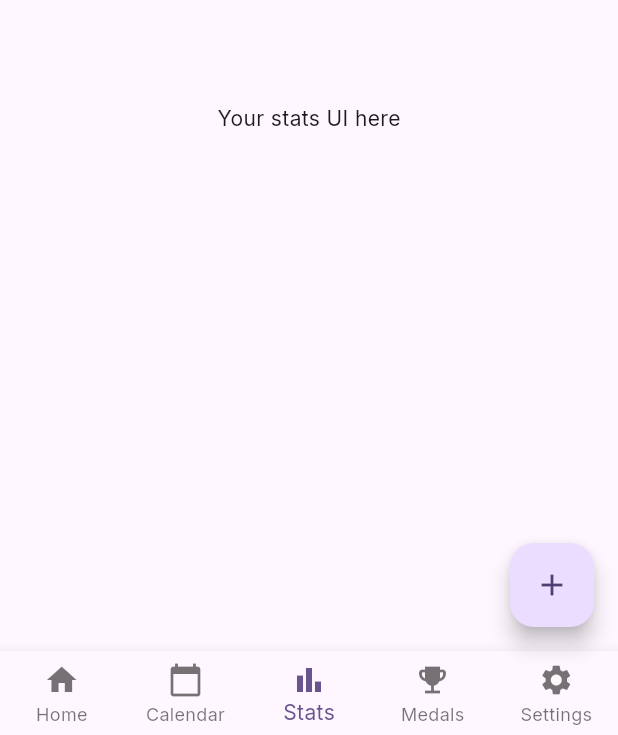
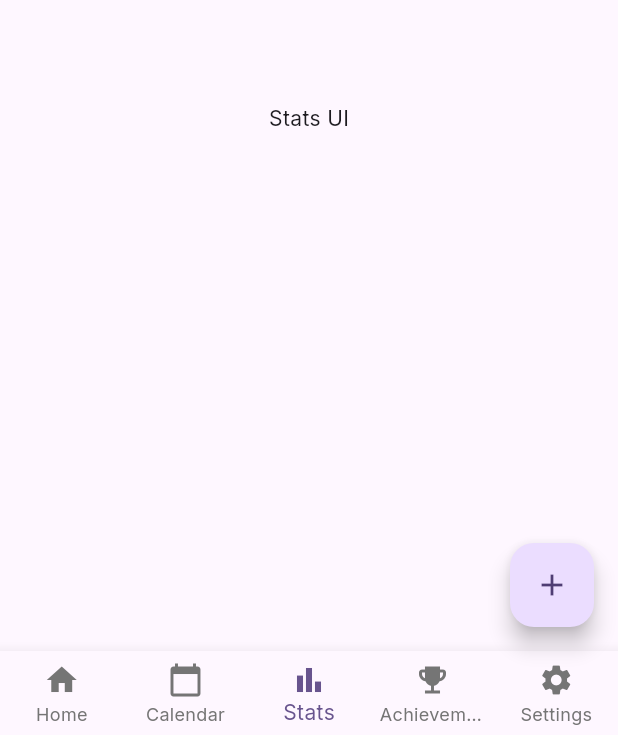
Before and after one commit to NoobDev11/goodnames12, a Flutter app: the screen it shows after launch, item 3 of the bottom bar chosen, on a phone screen of 412 x 824 dp. Shown: the part 498-1233 px from the top of the screen. Run offline on Flutter 3.47's test engine with Material 3 defaults, Android fonts, the phone set to English and light mode, and no system bars; our stand-ins replace flutter_local_notifications, google_fonts, shared_preferences, timezone.

Commit message:
Update home_screen.dart

```diff
--- a/lib/screens/home_screen.dart
+++ b/lib/screens/home_screen.dart
@@ -2,6 +2,7 @@ import 'package:flutter/material.dart';
 import 'package:provider/provider.dart';
 import '../providers/habit_provider.dart';
 import '../models/habit.dart';
+import '../widgets/floating_navbar.dart';  // Import your FloatingNavbar widget here
 
 class HomeTab extends StatelessWidget {
   const HomeTab({super.key});
@@ -52,7 +53,7 @@ class HomeTab extends StatelessWidget {
         final bool isDone = habitProvider.isHabitCompletedToday(habit.id);
 
         return Card(
-          margin: const EdgeInsets.symmetric(vertical: 8),
+          margin: const EdgeInsets.symmetric(vertical: 7),
           elevation: 4,
           child: ListTile(
             leading: CircleAvatar(
@@ -61,14 +62,14 @@ class HomeTab extends StatelessWidget {
             ),
             title: Text(
               habit.name,
-              style: const TextStyle(fontWeight: FontWeight.bold, fontSize: 16),
+              style: const TextStyle(fontWeight: FontWeight.bold, fontSize: 17),
             ),
             subtitle: habit.reminderTime != null
                 ? Row(
                     mainAxisSize: MainAxisSize.min,
                     children: [
                       const Icon(Icons.alarm, size: 16, color: Colors.deepPurple),
-                      const SizedBox(width: 5),
+                      const SizedBox(width: 4),
                       Text(_formatTime(habit.reminderTime)!,
                           style: const TextStyle(color: Colors.deepPurple)),
                     ],
@@ -80,11 +81,11 @@ class HomeTab extends StatelessWidget {
               },
               child: isDone
                   ? Container(
-                      padding: const EdgeInsets.all(6),
                       decoration: BoxDecoration(
                         color: markerColor,
-                        borderRadius: BorderRadius.circular(12),
+                        borderRadius: BorderRadius.circular(13),
                       ),
+                      padding: const EdgeInsets.all(7),
                       child: Icon(markerData, color: Colors.white, size: 24),
                     )
                   : const Icon(Icons.radio_button_unchecked,
@@ -97,73 +98,47 @@ class HomeTab extends StatelessWidget {
   }
 }
 
+// Implement your real Calendar, Stats, Achievement, and Settings Screens here
 class CalendarScreen extends StatelessWidget {
   const CalendarScreen({super.key});
-
   @override
-  Widget build(BuildContext context) {
-    return Scaffold(
-      appBar: AppBar(title: const Text('Calendar')),
-      body: Center(child: const Text('Your calendar UI here')),
-    );
-  }
+  Widget build(BuildContext context) => Scaffold(appBar: AppBar(title: const Text('Calendar')), body: const Center(child: Text('Calendar UI')));
 }
 
 class StatsScreen extends StatelessWidget {
   const StatsScreen({super.key});
-
   @override
-  Widget build(BuildContext context) {
-    return Scaffold(
-      appBar: AppBar(title: const Text('Stats')),
-      body: Center(child: const Text('Your stats UI here')),
-    );
-  }
+  Widget build(BuildContext context) => Scaffold(appBar: AppBar(title: const Text('Stats')), body: const Center(child: Text('Stats UI')));
 }
 
 class AchievementScreen extends StatelessWidget {
   const AchievementScreen({super.key});
-
   @override
-  Widget build(BuildContext context) {
-    return Scaffold(
-      appBar: AppBar(title: const Text('Medals')),
-      body: Center(child: const Text('Your medals UI here')),
-    );
-  }
+  Widget build(BuildContext context) => Scaffold(appBar: AppBar(title: const Text('Achievements')), body: const Center(child: Text('Achievements UI')));
 }
 
 class SettingsScreen extends StatelessWidget {
   const SettingsScreen({super.key});
-
   @override
-  Widget build(BuildContext context) {
-    return Scaffold(
-      appBar: AppBar(title: const Text('Settings')),
-      body: Center(child: const Text('Your settings UI here')),
-    );
-  }
+  Widget build(BuildContext context) => Scaffold(appBar: AppBar(title: const Text('Settings')), body: const Center(child: Text('Settings UI')));
 }
 
 class HomeScreen extends StatefulWidget {
   const HomeScreen({super.key});
-
   @override
   State<HomeScreen> createState() => _HomeScreenState();
 }
 
-class _HomeScreenState extends State<HomeScreen>
-    with SingleTickerProviderStateMixin {
+class _HomeScreenState extends State<HomeScreen> with SingleTickerProviderStateMixin {
   late AnimationController _controller;
   late Animation<double> _animation;
 
   int _selectedIndex = 0;
-  late List<Widget> _screens;
+  late final List<Widget> _screens;
 
   @override
   void initState() {
     super.initState();
-
     _screens = [
       const HomeTab(),
       const CalendarScreen(),
@@ -171,16 +146,8 @@ class _HomeScreenState extends State<HomeScreen>
       const AchievementScreen(),
       const SettingsScreen(),
     ];
-
-    _controller = AnimationController(
-      vsync: this,
-      duration: const Duration(milliseconds: 600),
-    );
-    _animation = CurvedAnimation(
-      parent: _controller,
-      curve: Curves.easeIn,
-    );
-
+    _controller = AnimationController(vsync: this, duration: const Duration(milliseconds: 600));
+    _animation = CurvedAnimation(parent: _controller, curve: Curves.easeIn);
     _controller.forward();
   }
 
@@ -190,7 +157,7 @@ class _HomeScreenState extends State<HomeScreen>
     super.dispose();
   }
 
-  void _onNavBarTap(int index) {
+  void _onItemTapped(int index) {
     setState(() {
       _selectedIndex = index;
       _controller.reset();
@@ -206,39 +173,14 @@ class _HomeScreenState extends State<HomeScreen>
         child: _screens[_selectedIndex],
       ),
       floatingActionButton: FloatingActionButton(
-        onPressed: () {
-          Navigator.of(context).pushNamed('/addHabit');
-        },
+        onPressed: () => Navigator.of(context).pushNamed('/addHabit'),
         tooltip: 'Add new habit',
         child: const Icon(Icons.add),
       ),
       floatingActionButtonLocation: FloatingActionButtonLocation.endFloat,
-      bottomNavigationBar: BottomNavigationBar(
+      bottomNavigationBar: FloatingNavbar(
         currentIndex: _selectedIndex,
-        type: BottomNavigationBarType.fixed,
-        items: const [
-          BottomNavigationBarItem(
-            icon: Icon(Icons.home),
-            label: 'Home',
-          ),
-          BottomNavigationBarItem(
-            icon: Icon(Icons.calendar_today),
-            label: 'Calendar',
-          ),
-          BottomNavigationBarItem(
-            icon: Icon(Icons.bar_chart),
-            label: 'Stats',
-          ),
-          BottomNavigationBarItem(
-            icon: Icon(Icons.emoji_events),
-            label: 'Medals',
-          ),
-          BottomNavigationBarItem(
-            icon: Icon(Icons.settings),
-            label: 'Settings',
-          ),
-        ],
-        onTap: _onNavBarTap,
+        onTap: _onItemTapped,
       ),
     );
   }
```
